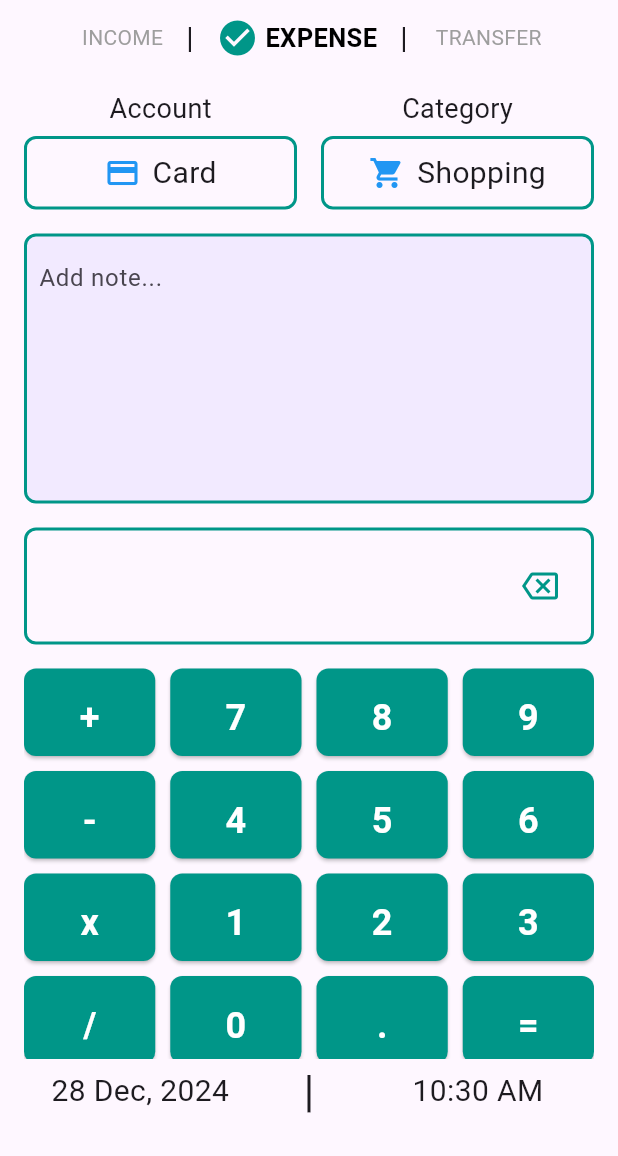
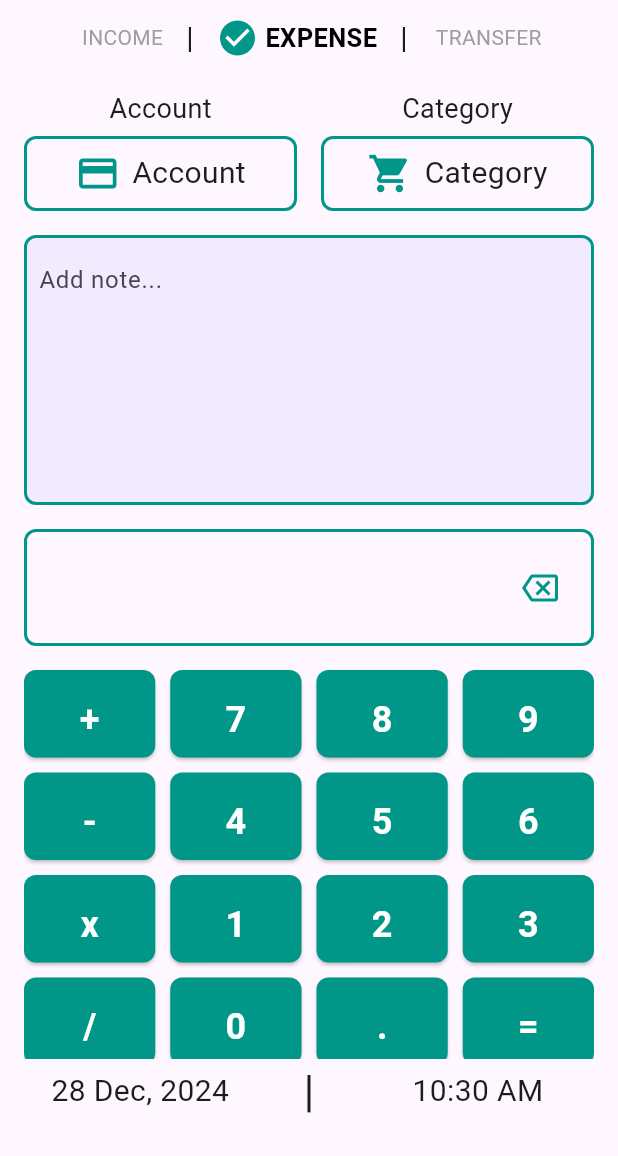
Before and after one commit to darshanvaru/CashFlow, a Flutter app: the AddExpenseScreen screen opened directly, on a phone screen of 412 x 824 dp, the part 80-1236 px from its top. Run offline on Flutter 3.47's test engine with Material 3 defaults, Android fonts, the phone set to English and light mode, and no system bars; our stand-ins replace sqflite; accounts and stored records are empty.

Commit message:
Integrated addExpense screen with category pane;

```diff
--- a/lib/screens/addExpence.dart
+++ b/lib/screens/addExpence.dart
@@ -1,4 +1,7 @@
 import 'package:flutter/material.dart';
+
+import '../widgets/AccountPanel.dart';
+import '../widgets/CategoryPanel.dart';
 
 class AddExpenseScreen extends StatefulWidget {
   const AddExpenseScreen({super.key});
@@ -17,6 +20,8 @@ class _AddExpenseScreenState extends State<AddExpenseScreen> {
   final TextEditingController noteController = TextEditingController();
   DateTime selectedDate = DateTime.now();
   TimeOfDay selectedTime = TimeOfDay.now();
+  String selectedCategory = 'Category';
+  String selectedAccount = 'Account';
 
   // Handles any button press on calculator
   void buttonPressed(String value) {
@@ -111,7 +116,6 @@ class _AddExpenseScreenState extends State<AddExpenseScreen> {
     final period = time.period == DayPeriod.am ? 'AM' : 'PM';
     return "$hour:$minute $period";
   }
-
   String _getMonthName(int month) {
     const monthNames = [
       'Jan', 'Feb', 'Mar', 'Apr', 'May', 'Jun',
@@ -119,6 +123,41 @@ class _AddExpenseScreenState extends State<AddExpenseScreen> {
     ];
     return monthNames[month - 1];
   }
+
+  //Panel for category selection
+  Future<void> _showCategoryPanel() async {
+    final category = await showModalBottomSheet<Map<String, dynamic>>(
+      context: context,
+      isScrollControlled: true,
+      builder: (BuildContext context) {
+        return CategoryPanel(transactionType: transactionType.toLowerCase(),);
+      },
+    );
+
+    if (category != null) {
+      setState(() {
+        selectedCategory = category['name'];
+      });
+    }
+  }
+
+  //Panel for account selection
+  Future<void> _showAccountPanel() async {
+    final account = await showModalBottomSheet<Map<String, dynamic>>(
+      context: context,
+      isScrollControlled: true,
+      builder: (BuildContext context) {
+        return const AccountPanel();
+      },
+    );
+
+    if (account != null) {
+      setState(() {
+        selectedAccount = account['name'];
+      });
+    }
+  }
+
 
   @override
   Widget build(BuildContext context) {
@@ -200,11 +239,11 @@ class _AddExpenseScreenState extends State<AddExpenseScreen> {
               Row(
                 children: [
                   Expanded(
-                    child: _buildSelectionContainer("Account", Icons.credit_card, "Card"),
+                    child: _buildSelectionContainer("Account", Icons.credit_card),
                   ),
                   const SizedBox(width: 16),
                   Expanded(
-                    child: _buildSelectionContainer("Category", Icons.shopping_cart, "Shopping"),
+                    child: _buildSelectionContainer("Category", Icons.shopping_cart),
                   ),
                 ],
               ),
@@ -219,6 +258,10 @@ class _AddExpenseScreenState extends State<AddExpenseScreen> {
                   borderRadius: BorderRadius.circular(8),
                   border: Border.all(color: Colors.teal, width: 2),
                 ),
+                child: ConstrainedBox(
+                  constraints: BoxConstraints(
+                    maxWidth: MediaQuery.of(context).size.width,
+                  ),
                   child: TextField(
                     controller: noteController,
                     decoration: const InputDecoration(
@@ -226,6 +269,7 @@ class _AddExpenseScreenState extends State<AddExpenseScreen> {
                       hintText: 'Add note...',
                     ),
                     maxLines: 6,
+                  ),
                 ),
               ),
 
@@ -310,6 +354,8 @@ class _AddExpenseScreenState extends State<AddExpenseScreen> {
                 child: Row(
                   mainAxisAlignment: MainAxisAlignment.spaceBetween,
                   children: [
+
+                    //Date Widget
                     Expanded(
                       child: Center(
                         child: GestureDetector(
@@ -317,8 +363,8 @@ class _AddExpenseScreenState extends State<AddExpenseScreen> {
                             final picked = await showDatePicker(
                               context: context,
                               initialDate: selectedDate,
-                              firstDate: DateTime(2000),
-                              lastDate: DateTime(2025),
+                              firstDate: DateTime.now().subtract(const Duration(days: 2920)),
+                              lastDate: DateTime.now().add(const Duration(days: 3285)),
                             );
                             if (picked != null) {
                               setState(() {
@@ -326,13 +372,16 @@ class _AddExpenseScreenState extends State<AddExpenseScreen> {
                               });
                             }
                           },
-                          child: Text(formatDate(selectedDate), style: TextStyle(fontSize: 20)),
+                          child: Text(formatDate(selectedDate), style: const TextStyle(fontSize: 20)),
                         ),
                       ),
                     ),
+
                     const SizedBox(width: 16),
                     const Text("  |  ", style: TextStyle(fontSize: 30),),
                     const SizedBox(width: 16),
+
+                    //Time Widget
                     Expanded(
                       child: Center(
                         child: GestureDetector(
@@ -347,7 +396,7 @@ class _AddExpenseScreenState extends State<AddExpenseScreen> {
                               });
                             }
                           },
-                          child: Text(formatTime(selectedTime), style: TextStyle(fontSize: 20)),
+                          child: Text(formatTime(selectedTime), style: const TextStyle(fontSize: 20)),
                         ),
                       ),
                     ),
@@ -361,17 +410,20 @@ class _AddExpenseScreenState extends State<AddExpenseScreen> {
     );
   }
 
+
+  // Wudget for Modularization of code
   Widget _buildTransactionTypeButton(String type) {
     return GestureDetector(
       onTap: () {
         setState(() {
           transactionType = type;
+          selectedCategory = 'category';
         });
       },
       child: Row(
         children: [
           if (transactionType == type)
-            Icon(Icons.check_circle, size: 28, color: Colors.teal),
+            const Icon(Icons.check_circle, size: 28, color: Colors.teal),
           Text(
             ' $type',
             style: TextStyle(
@@ -385,12 +437,16 @@ class _AddExpenseScreenState extends State<AddExpenseScreen> {
     );
   }
 
-  Widget _buildSelectionContainer(String title, IconData icon, String text) {
+  Widget _buildSelectionContainer(String title, IconData icon) {
     return Column(
       children: [
         Text(title, style: const TextStyle(fontSize: 18)),
         const SizedBox(height: 5),
-        Container(
+        GestureDetector(
+          onTap: title == 'Category'
+              ? _showCategoryPanel
+              : _showAccountPanel,
+          child: Container(
             padding: const EdgeInsets.all(8),
             decoration: BoxDecoration(
               border: Border.all(color: Colors.teal, width: 2),
@@ -399,10 +455,13 @@ class _AddExpenseScreenState extends State<AddExpenseScreen> {
             child: Row(
               mainAxisAlignment: MainAxisAlignment.center,
               children: [
-              Icon(icon, color: Colors.blue),
+                Icon(icon, color: Colors.teal, size: 30),
                 const SizedBox(width: 8),
-              Text(text, style: const TextStyle(fontSize: 20)),
+                title == 'Category'
+                ?Text(selectedCategory, style: const TextStyle(fontSize: 20))
+                :Text(selectedAccount, style: const TextStyle(fontSize: 20)),
               ],
+            ),
           ),
         ),
       ],
--- a/lib/screens/records.dart
+++ b/lib/screens/records.dart
@@ -1,4 +1,4 @@
-import 'package:cashflow/services/DatabaseService.dart';
+// import 'package:cashflow/services/DatabaseService.dart';
 import 'package:flutter/material.dart';
 import 'package:cashflow/widgets/BuildDateSection.dart';
 import 'package:cashflow/widgets/BuildRecordSection.dart';
@@ -15,7 +15,7 @@ class Records extends StatefulWidget {
 
 class RecordsState extends State<Records> {
 
-  final DatabaseService _db = DatabaseService.instance;
+  // final DatabaseService _db = DatabaseService.instance;
 
   //data
   final List<Map<String, dynamic>> transactions = <Map<String, dynamic>>[
```
Lines whose indentation alone changed are shown as unchanged.
